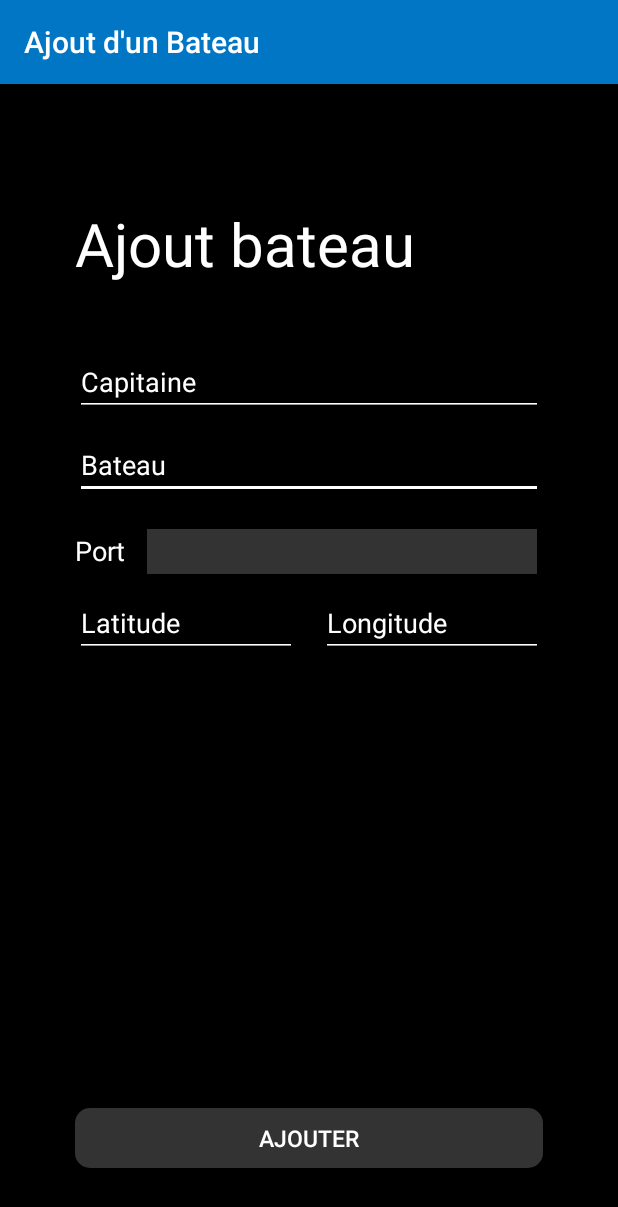
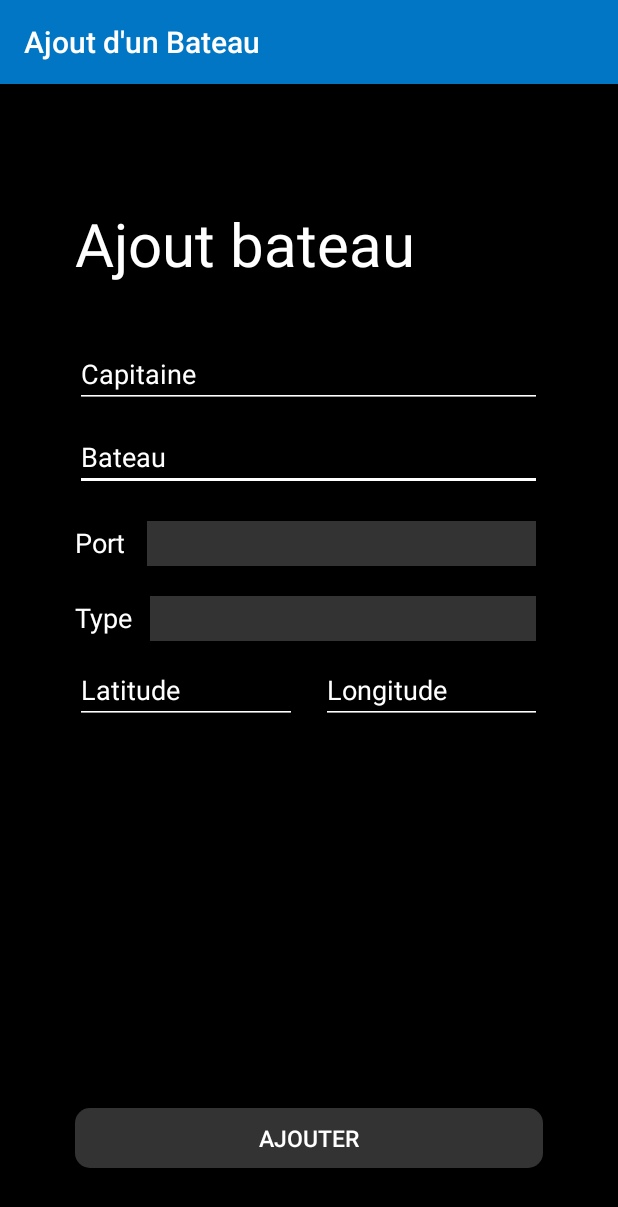
Before and after one commit to thomas-miceli/flotte-bateaux, an Android app: the AddBoatActivity screen opened directly, with no data from a screen before it, on a phone screen of 412 x 824 dp. Shown: the top 1207 px of the screen. Run offline under Robolectric (Android 15) with nearby library versions, the phone set to English and light mode, and no system bars; our stand-ins replace Firebase (no records; nobody signed in at launch, a user with empty details on screens opened directly).

```diff
--- a/app/src/main/java/ovh/tomus/iut/flotte/Activities/AddBoatActivity.kt
+++ b/app/src/main/java/ovh/tomus/iut/flotte/Activities/AddBoatActivity.kt
@@ -10,6 +10,9 @@ import android.widget.ArrayAdapter
 import android.widget.Toast
 import com.google.firebase.firestore.DocumentReference
 import kotlinx.android.synthetic.main.activity_addboat.*
+import ovh.tomus.iut.flotte.Models.Containership
+import ovh.tomus.iut.flotte.Models.ContainershipType
+import ovh.tomus.iut.flotte.Models.Port
 
 
 class AddBoatActivity : AppCompatActivity() {
@@ -17,26 +20,41 @@ class AddBoatActivity : AppCompatActivity() {
     val db = FirebaseFirestore.getInstance()
     var boats = db.collection("containerShips")
     var harbours = db.collection("harbours")
-    var harbourList = mutableMapOf<String, String>()
+    var types = db.collection("containership-type")
+    var harbourList = arrayListOf<Port>()
+    var typeList = arrayListOf<ContainershipType>()
 
     override fun onCreate(savedInstanceState: Bundle?) {
         super.onCreate(savedInstanceState)
         setContentView(R.layout.activity_addboat)
 
         getHarbours()
+        getTypes()
     }
 
     fun getHarbours() {
         harbours.get().addOnCompleteListener { task ->
             if (task.isSuccessful) {
                 for (harbour in task.result!!) {
-                    harbourList[harbour.data["name"].toString()] = harbour.id
+                    val geopoint = harbour.data["localization"] as GeoPoint
+                    harbourList.add(Port(harbour.reference.path, harbour.data["name"].toString(), geopoint.latitude, geopoint.longitude))
                 }
-                val adapter = ArrayAdapter(
-                    this, R.layout.spinner_item, harbourList.keys.toTypedArray()
-                )
+                val adapter = ArrayAdapter(this, R.layout.spinner_item, harbourList.toTypedArray())
                 adapter.setDropDownViewResource(android.R.layout.simple_spinner_dropdown_item)
                 harbourspinner.adapter = adapter
+            }
+        }
+    }
+
+    fun getTypes() {
+        types.get().addOnCompleteListener { task ->
+            if (task.isSuccessful) {
+                for (type in task.result!!) {
+                    typeList.add(ContainershipType(type.reference.path, type.data["name"].toString(), type.data["length"].toString().toInt(), type.data["height"].toString().toInt(), type.data["width"].toString().toInt()))
+                }
+                val adapter = ArrayAdapter(this, R.layout.spinner_item, typeList.toTypedArray())
+                adapter.setDropDownViewResource(android.R.layout.simple_spinner_dropdown_item)
+                typespinner.adapter = adapter
             }
         }
     }
@@ -47,20 +65,12 @@ class AddBoatActivity : AppCompatActivity() {
         val captainName: String = captainname.text.toString()
         val latitude : String = latitudeInput.text.toString()
         val longitude : String = longitudeInput.text.toString()
-        val harbour: DocumentReference = harbours.document(harbourList.get(harbourspinner.selectedItem).toString())
 
         if (boatName.isNotBlank() && captainName.isNotBlank() && latitudeInput.text.isNotBlank() && longitudeInput.text.isNotBlank()) {
 
             if (latitude.toDouble() >= -90 && latitude.toDouble() <= 90 && longitude.toDouble() >= -180 && longitude.toDouble() <= 180) {
-                val localization = GeoPoint(latitude.toDouble(), longitude.toDouble())
-
-                val data = HashMap<String, Any>()
-
-                data["boatName"] = boatName
-                data["captainName"] = captainName
-                data["localization"] = localization
-                data["port"] = harbour
-                boats.add(data)
+                val containerShip = Containership("", boatName, captainName, latitude.toDouble(), longitude.toDouble(), harbourspinner.selectedItem as Port, typespinner.selectedItem as ContainershipType, arrayListOf())
+                boats.add(containerShip)
 
                 Toast.makeText(this, "Bateau ajouté avec succès", Toast.LENGTH_SHORT).show()
                 finish()
--- a/app/src/main/java/ovh/tomus/iut/flotte/Activities/LogInActivity.kt
+++ b/app/src/main/java/ovh/tomus/iut/flotte/Activities/LogInActivity.kt
@@ -130,8 +130,8 @@ class LogInActivity : AppCompatActivity()  {
     }
 
     private fun whenLoggedIn(uid: String, pseudo: String, mail: String) {
-        val page = Intent(this, FirstActivity::class.java)
-        val user = User(uid, pseudo, "Aoker", "Ahokaient", mail)
+        val page = Intent(this, MainActivity::class.java)
+        val user = User(uid, pseudo, mail)
 
         page.putExtra("USER", user)
         Toast.makeText(applicationContext, "Connecté", Toast.LENGTH_LONG).show()
--- a/app/src/main/java/ovh/tomus/iut/flotte/Activities/SignUpGoogleActivity.kt
+++ b/app/src/main/java/ovh/tomus/iut/flotte/Activities/SignUpGoogleActivity.kt
@@ -34,8 +34,8 @@ class SignUpGoogleActivity : AppCompatActivity() {
         data["pseudo"] = pseudo
         users.add(data)
 
-        val page = Intent(this, FirstActivity::class.java)
-        val user = User(uid, pseudo, "Aoker", "Ahokaient", mail)
+        val page = Intent(this, MainActivity::class.java)
+        val user = User(uid, pseudo, mail)
 
         page.putExtra("USER", user)
         Toast.makeText(applicationContext, "Connecté", Toast.LENGTH_LONG).show()
--- a/app/src/main/java/ovh/tomus/iut/flotte/Models/User.kt
+++ b/app/src/main/java/ovh/tomus/iut/flotte/Models/User.kt
@@ -2,6 +2,6 @@ package ovh.tomus.iut.flotte.Models
 
 import java.io.Serializable
 
-data class User (var id : String, var pseudo : String, var name: String, var firstName : String, var email : String) : Serializable {
+data class User (var id : String, var pseudo : String, var email : String) : Serializable {
 
 }
--- a/app/src/main/res/layout/activity_addboat.xml
+++ b/app/src/main/res/layout/activity_addboat.xml
@@ -24,7 +24,7 @@
         app:layout_constrainedWidth="true" android:layout_marginTop="10dp" android:layout_marginBottom="10dp"
         app:layout_constraintBottom_toBottomOf="parent" app:layout_constraintVertical_bias="0.1"/>
     <android.support.constraint.ConstraintLayout
-            android:layout_width="0dp"
+        android:layout_width="311dp"
         android:layout_height="wrap_content" app:layout_constraintStart_toStartOf="parent"
         android:layout_marginEnd="50dp" app:layout_constraintEnd_toEndOf="parent" android:layout_marginStart="50dp"
         app:layout_constraintHorizontal_bias="0.0" android:id="@+id/constraintLayout3"
@@ -74,9 +74,10 @@
             android:ems="10"
             android:id="@+id/latitudeInput"
             tools:ignore="MissingConstraints"
-                app:layout_constraintTop_toBottomOf="@+id/harbourspinner" app:layout_constraintStart_toStartOf="parent"
+            app:layout_constraintStart_toStartOf="parent"
             android:layout_marginEnd="8dp" app:layout_constraintEnd_toStartOf="@+id/guideline"
-                android:layout_marginTop="10dp"/>
+            app:layout_constraintHorizontal_bias="0.0" android:layout_marginTop="10dp"
+            app:layout_constraintTop_toBottomOf="@+id/typespinner"/>
         <Spinner
             android:textColor="#FFFFFF"
             android:background="#333333"
@@ -88,6 +89,17 @@
             android:layout_marginStart="10dp"
             android:layout_marginTop="20dp" app:layout_constraintTop_toBottomOf="@+id/boatname"
             android:layout_marginEnd="4dp"/>
+        <Spinner
+            android:textColor="#FFFFFF"
+            android:background="#333333"
+            android:popupBackground="#FFFFFF"
+            android:layout_width="0dp"
+            android:id="@+id/typespinner"
+            android:layout_height="30dp"
+            app:layout_constraintEnd_toEndOf="parent"
+            android:layout_marginEnd="4dp"
+            android:layout_marginTop="20dp" app:layout_constraintTop_toBottomOf="@+id/harbourspinner"
+            app:layout_constraintStart_toEndOf="@+id/text_type" android:layout_marginStart="8dp"/>
         <TextView
             android:textColor="#FFFFFF"
             android:textSize="18sp"
@@ -99,6 +111,16 @@
             app:layout_constraintStart_toStartOf="parent"
             app:layout_constraintTop_toTopOf="@+id/harbourspinner" android:layout_marginTop="2dp"
         />
+        <TextView
+            android:textColor="#FFFFFF"
+            android:textSize="18sp"
+            android:hint="Nom du capitaine"
+            android:text="Type"
+            android:id="@+id/text_type"
+            tools:ignore="MissingConstraints"
+            android:layout_height="26dp" android:layout_width="42dp"
+            app:layout_constraintStart_toStartOf="parent"
+            android:layout_marginTop="2dp" app:layout_constraintTop_toTopOf="@+id/typespinner"/>
         <EditText
             android:textColor="#FFFFFF"
             android:textColorHint="#FFFFFF"
@@ -113,7 +135,7 @@
             tools:ignore="MissingConstraints"
             app:layout_constraintEnd_toEndOf="parent"
             android:layout_marginStart="8dp" app:layout_constraintStart_toStartOf="@+id/guideline"
-                app:layout_constraintBaseline_toBaselineOf="@+id/latitudeInput"/>
+            android:layout_marginTop="10dp" app:layout_constraintTop_toBottomOf="@+id/typespinner"/>
         <android.support.constraint.Guideline android:layout_width="wrap_content" android:layout_height="wrap_content"
                                               android:id="@+id/guideline"
                                               android:orientation="vertical"
```
Also changed, not shown: app/src/main/AndroidManifest.xml (+4 -7 lines), app/src/main/java/ovh/tomus/iut/flotte/Activities/MainActivity.kt (+11 -9 lines), app/src/main/res/layout/activity_main.xml (+7 -15 lines). Lines whose indentation alone changed are shown as unchanged.
